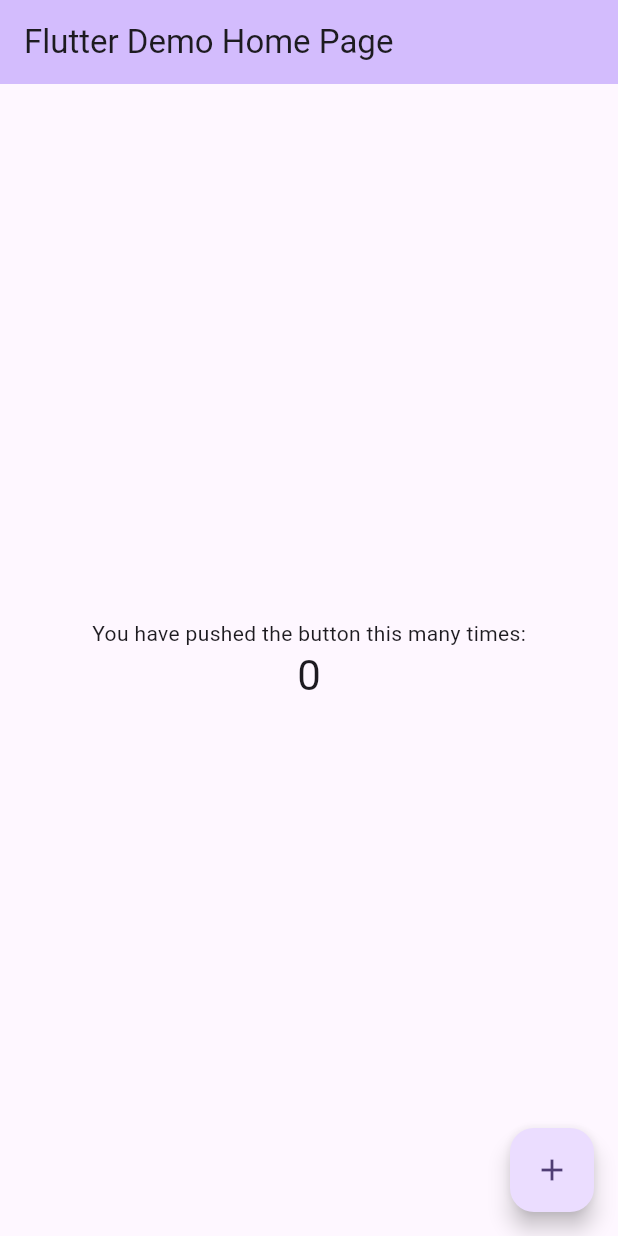
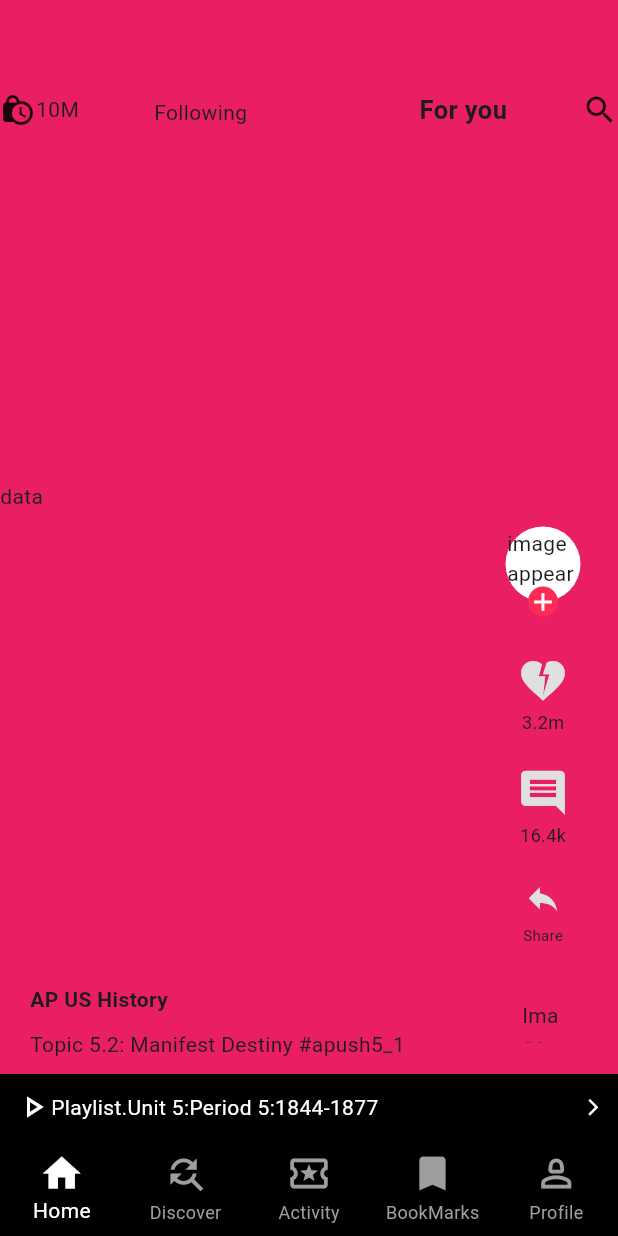
Before and after one commit to srineesh-s/tiktok_clone, a Flutter app: the screen it shows after launch, on a phone screen of 412 x 824 dp. Run offline on Flutter 3.47's test engine with Material 2 defaults, Android fonts, the phone set to English and light mode, and no system bars.

Commit message:
completed the base screen design before adding page transition and API and improving the screen

```diff
--- a/lib/main.dart
+++ b/lib/main.dart
@@ -1,4 +1,5 @@
 import 'package:flutter/material.dart';
+import 'package:tiktok_clone/screens/home_screen.dart';
 
 void main() {
   runApp(const MyApp());
@@ -31,95 +32,7 @@ class MyApp extends StatelessWidget {
         colorScheme: ColorScheme.fromSeed(seedColor: Colors.deepPurple),
         useMaterial3: true,
       ),
-      home: const MyHomePage(title: 'Flutter Demo Home Page'),
+      home: const HomeScreen(),
     );
   }
 }
-
-class MyHomePage extends StatefulWidget {
-  const MyHomePage({super.key, required this.title});
-
-  // This widget is the home page of your application. It is stateful, meaning
-  // that it has a State object (defined below) that contains fields that affect
-  // how it looks.
-
-  // This class is the configuration for the state. It holds the values (in this
-  // case the title) provided by the parent (in this case the App widget) and
-  // used by the build method of the State. Fields in a Widget subclass are
-  // always marked "final".
-
-  final String title;
-
-  @override
-  State<MyHomePage> createState() => _MyHomePageState();
-}
-
-class _MyHomePageState extends State<MyHomePage> {
-  int _counter = 0;
-
-  void _incrementCounter() {
-    setState(() {
-      // This call to setState tells the Flutter framework that something has
-      // changed in this State, which causes it to rerun the build method below
-      // so that the display can reflect the updated values. If we changed
-      // _counter without calling setState(), then the build method would not be
-      // called again, and so nothing would appear to happen.
-      _counter++;
-    });
-  }
-
-  @override
-  Widget build(BuildContext context) {
-    // This method is rerun every time setState is called, for instance as done
-    // by the _incrementCounter method above.
-    //
-    // The Flutter framework has been optimized to make rerunning build methods
-    // fast, so that you can just rebuild anything that needs updating rather
-    // than having to individually change instances of widgets.
-    return Scaffold(
-      appBar: AppBar(
-        // TRY THIS: Try changing the color here to a specific color (to
-        // Colors.amber, perhaps?) and trigger a hot reload to see the AppBar
-        // change color while the other colors stay the same.
-        backgroundColor: Theme.of(context).colorScheme.inversePrimary,
-        // Here we take the value from the MyHomePage object that was created by
-        // the App.build method, and use it to set our appbar title.
-        title: Text(widget.title),
-      ),
-      body: Center(
-        // Center is a layout widget. It takes a single child and positions it
-        // in the middle of the parent.
-        child: Column(
-          // Column is also a layout widget. It takes a list of children and
-          // arranges them vertically. By default, it sizes itself to fit its
-          // children horizontally, and tries to be as tall as its parent.
-          //
-          // Column has various properties to control how it sizes itself and
-          // how it positions its children. Here we use mainAxisAlignment to
-          // center the children vertically; the main axis here is the vertical
-          // axis because Columns are vertical (the cross axis would be
-          // horizontal).
-          //
-          // TRY THIS: Invoke "debug painting" (choose the "Toggle Debug Paint"
-          // action in the IDE, or press "p" in the console), to see the
-          // wireframe for each widget.
-          mainAxisAlignment: MainAxisAlignment.center,
-          children: <Widget>[
-            const Text(
-              'You have pushed the button this many times:',
-            ),
-            Text(
-              '$_counter',
-              style: Theme.of(context).textTheme.headlineMedium,
-            ),
-          ],
-        ),
-      ),
-      floatingActionButton: FloatingActionButton(
-        onPressed: _incrementCounter,
-        tooltip: 'Increment',
-        child: const Icon(Icons.add),
-      ), // This trailing comma makes auto-formatting nicer for build methods.
-    );
-  }
-}
--- /dev/null
+++ b/lib/screens/coming_soon.dart
@@ -0,0 +1,13 @@
+import 'package:flutter/material.dart';
+
+class ComingSoon extends StatelessWidget {
+  const ComingSoon({Key? key}) : super(key: key);
+
+  @override
+  Widget build(BuildContext context) {
+    return Scaffold(
+      appBar: AppBar(),
+      body: const Center(child: Text('Coming Soon')),
+    );
+  }
+}
--- /dev/null
+++ b/lib/screens/home_screen.dart
@@ -0,0 +1,63 @@
+import 'package:flutter/material.dart';
+import 'package:tiktok_clone/screens/coming_soon.dart';
+import 'package:tiktok_clone/screens/tiktok_screen/tik_tok_screen.dart';
+
+class HomeScreen extends StatefulWidget {
+  const HomeScreen({Key? key}) : super(key: key);
+
+  @override
+  State<HomeScreen> createState() => _HomeScreenState();
+}
+
+class _HomeScreenState extends State<HomeScreen> {
+  int pageIdx = 0;
+
+  static List<Widget> pages = [
+    const TikTokScreen(),
+    const ComingSoon(),
+    const ComingSoon(),
+    const ComingSoon(),
+    const ComingSoon(),
+  ];
+
+  @override
+  Widget build(BuildContext context) {
+    return Scaffold(
+      bottomNavigationBar: BottomNavigationBar(
+        onTap: (idx) {
+          setState(() {
+            pageIdx = idx;
+          });
+        },
+        backgroundColor: Colors.black,
+        type: BottomNavigationBarType.fixed,
+        selectedItemColor: Colors.white,
+        unselectedItemColor: Colors.grey,
+        currentIndex: pageIdx,
+        items: const [
+          BottomNavigationBarItem(
+            icon: Icon(Icons.home, size: 30),
+            label: 'Home',
+          ),
+          BottomNavigationBarItem(
+            icon: Icon(Icons.find_replace, size: 30),
+            label: 'Discover',
+          ),
+          BottomNavigationBarItem(
+            icon: Icon(Icons.local_activity_outlined, size: 30),
+            label: 'Activity',
+          ),
+          BottomNavigationBarItem(
+            icon: Icon(Icons.bookmark, size: 30),
+            label: 'BookMarks',
+          ),
+          BottomNavigationBarItem(
+            icon: Icon(Icons.person_2_outlined, size: 30),
+            label: 'Profile',
+          ),
+        ],
+      ),
+      body: pages[pageIdx],
+    );
+  }
+}
--- /dev/null
+++ b/lib/screens/tiktok_screen/tik_tok_screen.dart
@@ -0,0 +1,106 @@
+import 'package:flutter/material.dart';
+import 'package:tiktok_clone/screens/tiktok_screen/widgets/actions_bar.dart';
+import 'package:tiktok_clone/screens/tiktok_screen/widgets/tutorial_description.dart';
+
+class TikTokScreen extends StatelessWidget {
+  const TikTokScreen({super.key});
+
+  Widget get topSection => Container(
+        height: 100.0,
+        padding: const EdgeInsets.only(bottom: 15.0),
+        alignment: const Alignment(0.0, 1.0),
+        child: Row(
+            crossAxisAlignment: CrossAxisAlignment.end,
+            mainAxisSize: MainAxisSize.max,
+            mainAxisAlignment: MainAxisAlignment.spaceBetween,
+            children: <Widget>[
+              const Row(
+                children: [Icon(Icons.lock_clock), Text('10M')],
+              ),
+              const Text('Following'),
+              Container(
+                width: 15.0,
+              ),
+              const Text('For you',
+                  style:
+                      TextStyle(fontSize: 17.0, fontWeight: FontWeight.bold)),
+              const Icon(Icons.search)
+            ]),
+      );
+
+  Widget get middleSection => const Expanded(
+          child: Column(
+        crossAxisAlignment: CrossAxisAlignment.start,
+        mainAxisSize: MainAxisSize.max,
+        mainAxisAlignment: MainAxisAlignment.end,
+        children: [
+          Text("data"),
+          Row(
+              mainAxisSize: MainAxisSize.max,
+              crossAxisAlignment: CrossAxisAlignment.end,
+              children: <Widget>[VideoDescription(), ActionsToolbar()])
+        ],
+      ));
+
+  @override
+  Widget build(BuildContext context) {
+    return Scaffold(
+      // appBar: AppBar(
+      //   backgroundColor: Colors.amber,
+      //   leading: RichText(
+      //     text: const TextSpan(
+      //       children: [
+      //         WidgetSpan(
+      //           child: Icon(
+      //             Icons.alarm_on_sharp,
+      //           ),
+      //         ),
+      //         TextSpan(
+      //           text: " 10M",
+      //         ),
+      //       ],
+      //     ),
+      //   ),
+      // ),
+
+      backgroundColor: Colors.pink,
+      body: Column(
+        crossAxisAlignment: CrossAxisAlignment.start,
+        mainAxisSize: MainAxisSize.max,
+        mainAxisAlignment: MainAxisAlignment.start,
+        children: <Widget>[
+          // Top section
+          topSection,
+
+          // Middle expanded
+          middleSection,
+
+          // Bottom Section
+          // BottomToolbar(),
+        ],
+      ),
+      bottomNavigationBar: Container(
+        padding: const EdgeInsets.all(10),
+        color: Colors.black,
+        child: const Row(
+          children: [
+            Icon(
+              Icons.play_arrow_outlined,
+              color: Colors.white,
+            ),
+            Text(
+              "Playlist.Unit 5:Period 5:1844-1877",
+              style: TextStyle(color: Colors.white),
+            ),
+            Spacer(),
+            Icon(
+              Icons.arrow_forward_ios,
+              color: Colors.white,
+              size: 13,
+            ),
+          ],
+        ),
+      ),
+    );
+  }
+}
--- /dev/null
+++ b/lib/screens/tiktok_screen/widgets/actions_bar.dart
@@ -0,0 +1,111 @@
+import 'package:flutter/material.dart';
+
+class ActionsToolbar extends StatelessWidget {
+  // Full dimensions of an action
+  static const double actionWidgetSize = 60.0;
+
+// The size of the icon showen for Social Actions
+  static const double actionIconSize = 35.0;
+
+// The size of the share social icon
+  static const double shareActionIconSize = 25.0;
+
+// The size of the profile image in the follow Action
+  static const double profileImageSize = 50.0;
+
+// The size of the plus icon under the profile image in follow action
+  static const double plusIconSize = 20.0;
+
+  const ActionsToolbar({super.key});
+
+  @override
+  Widget build(BuildContext context) {
+    return SizedBox(
+      width: 100.0,
+      child: Column(mainAxisSize: MainAxisSize.min, children: [
+        _getFollowAction(),
+        _getSocialAction(icon: Icons.heart_broken, title: '3.2m'),
+        _getSocialAction(icon: Icons.insert_comment, title: '16.4k'),
+        _getSocialAction(icon: Icons.reply, title: 'Share', isShare: true),
+        _getMusicPlayerAction()
+      ]),
+    );
+  }
+
+  Widget _getSocialAction(
+      {required String title, required IconData icon, bool isShare = false}) {
+    return Container(
+        margin: const EdgeInsets.only(top: 15.0),
+        width: 60.0,
+        height: 60.0,
+        child: Column(children: [
+          Icon(icon, size: isShare ? 25.0 : 35.0, color: Colors.grey[300]),
+          Padding(
+            padding: EdgeInsets.only(top: isShare ? 5.0 : 2.0),
+            child:
+                Text(title, style: TextStyle(fontSize: isShare ? 10.0 : 12.0)),
+          )
+        ]));
+  }
+
+  Widget _getFollowAction() {
+    return Container(
+        margin: const EdgeInsets.symmetric(vertical: 10.0),
+        width: 60.0,
+        height: 60.0,
+        child: Stack(children: [_getProfilePicture(), _getPlusIcon()]));
+  }
+
+  Widget _getPlusIcon() {
+    return Positioned(
+      bottom: 0,
+      left: ((actionWidgetSize / 2) - (plusIconSize / 2)),
+      child: Container(
+          width: plusIconSize, // plusIconSize = 20.0;
+          height: plusIconSize, // plusIconSize = 20.0;
+          decoration: BoxDecoration(
+              color: const Color.fromARGB(255, 255, 43, 84),
+              borderRadius: BorderRadius.circular(15.0)),
+          child: const Icon(
+            Icons.add,
+            color: Colors.white,
+            size: 20.0,
+          )),
+    );
+  }
+
+  Widget _getProfilePicture() {
+    return Positioned(
+        left: (actionWidgetSize / 2) - (profileImageSize / 2),
+        child: Container(
+          padding: const EdgeInsets.all(
+              1.0), // Add 1.0 point padding to create border
+          height: profileImageSize, // profileImageSize = 50.0;
+          width: profileImageSize, // profileImageSize = 50.0;
+          decoration: BoxDecoration(
+              color: Colors.white,
+              borderRadius: BorderRadius.circular(profileImageSize / 2)),
+          // import 'package:cached_network_image/cached_network_image.dart'; at the top to use CachedNetworkImage
+          child: const Text("image appears"),
+        ));
+  }
+
+  Widget _getMusicPlayerAction() {
+    return Container(
+        margin: const EdgeInsets.only(top: 10.0),
+        width: actionWidgetSize,
+        height: actionWidgetSize,
+        child: Column(children: [
+          Container(
+            padding: const EdgeInsets.all(11.0),
+            height: profileImageSize,
+            width: profileImageSize,
+            decoration: BoxDecoration(
+                // gradient: musicGradient,
+                color: Colors.pink,
+                borderRadius: BorderRadius.circular(profileImageSize / 2)),
+            child: const Text("Image appearts"),
+          ),
+        ]));
+  }
+}
--- /dev/null
+++ b/lib/screens/tiktok_screen/widgets/tutorial_description.dart
@@ -0,0 +1,27 @@
+import 'package:flutter/material.dart';
+
+class VideoDescription extends StatelessWidget {
+  const VideoDescription({super.key});
+
+  @override
+  Widget build(BuildContext context) {
+    return Expanded(
+      child: Container(
+        height: 70.0,
+        padding: const EdgeInsets.only(left: 20.0),
+        child: const Column(
+          mainAxisSize: MainAxisSize.min,
+          mainAxisAlignment: MainAxisAlignment.spaceEvenly,
+          crossAxisAlignment: CrossAxisAlignment.start,
+          children: <Widget>[
+            Text(
+              'AP US History',
+              style: TextStyle(fontWeight: FontWeight.bold),
+            ),
+            Text('Topic 5.2: Manifest Destiny #apush5_1'),
+          ],
+        ),
+      ),
+    );
+  }
+}
```
Also changed, not shown: 139 other files.
